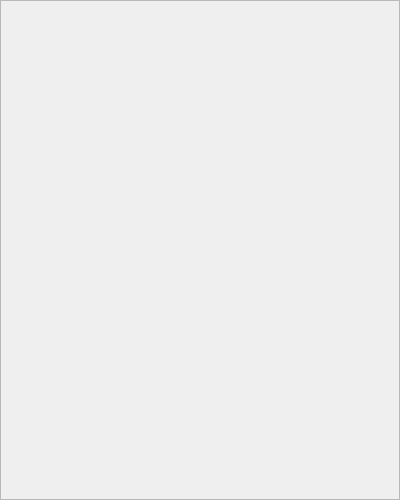
Before: the Qt Designer form ui/StatsWindow.ui in mayuso/Qomodoro, drawn with Qt 5.
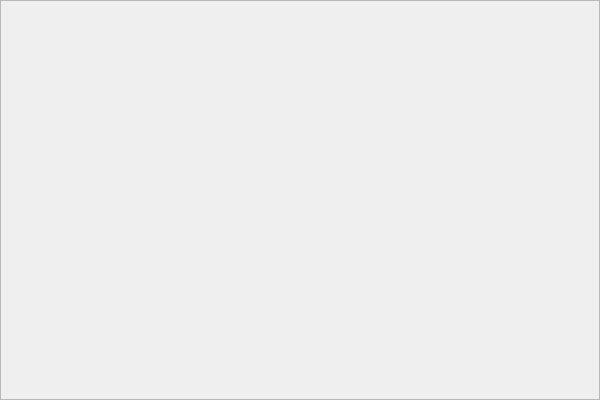
After: the same form once the commit is applied.

Patch:
```diff
--- a/ui/StatsWindow.ui
+++ b/ui/StatsWindow.ui
@@ -6,14 +6,14 @@
    <rect>
     <x>0</x>
     <y>0</y>
-    <width>400</width>
-    <height>500</height>
+    <width>600</width>
+    <height>400</height>
    </rect>
   </property>
   <property name="minimumSize">
    <size>
-    <width>0</width>
-    <height>0</height>
+    <width>600</width>
+    <height>400</height>
    </size>
   </property>
   <property name="windowTitle">
@@ -48,8 +48,8 @@
        <rect>
         <x>0</x>
         <y>0</y>
-        <width>398</width>
-        <height>498</height>
+        <width>598</width>
+        <height>398</height>
        </rect>
       </property>
       <layout class="QVBoxLayout" name="verticalLayout_2">
```
